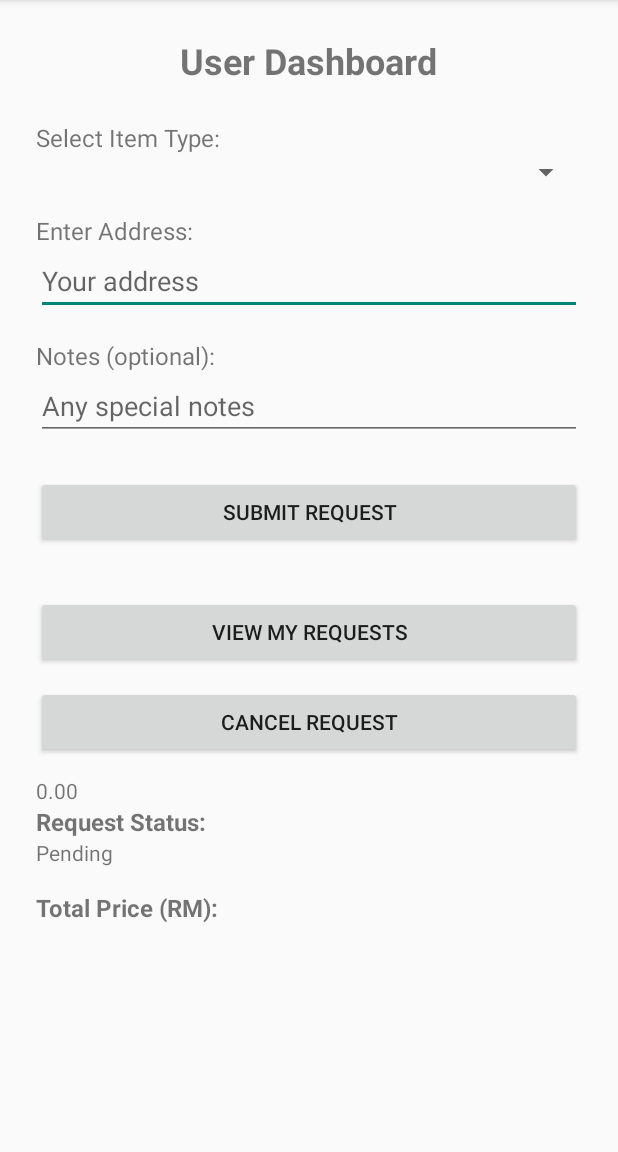
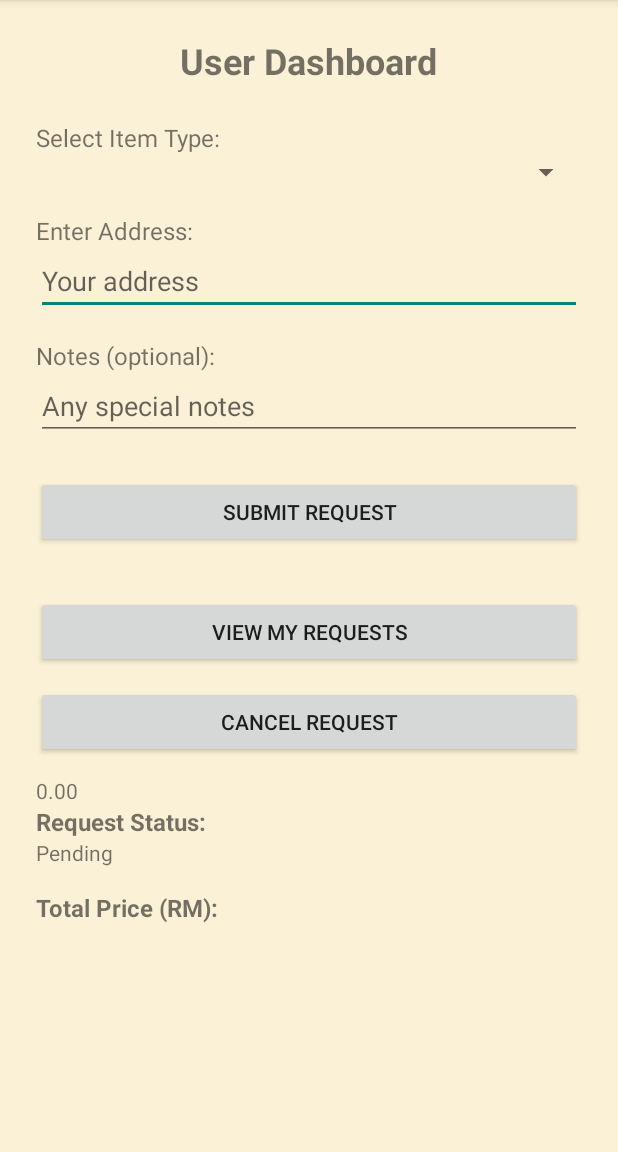
Before and after one commit to 1khwaN/ecoreq, an Android app: the UserDashboardActivity screen opened directly, with no data from a screen before it, on a phone screen of 412 x 824 dp, the part 84-1236 px from its top. Run offline under Robolectric (Android 15) with nearby library versions, the phone set to English and light mode, and no system bars.

Commit message:
change color background

```diff
--- a/app/src/main/res/layout/activity_login.xml
+++ b/app/src/main/res/layout/activity_login.xml
@@ -2,6 +2,7 @@
 <RelativeLayout xmlns:android="http://schemas.android.com/apk/res/android"
     xmlns:app="http://schemas.android.com/apk/res-auto"
     xmlns:tools="http://schemas.android.com/tools"
+    android:background="#FBF1D6"
     android:layout_width="match_parent"
     android:layout_height="match_parent"
     tools:context="com.example.recyclerequestapp.LoginActivity"
--- a/app/src/main/res/layout/activity_user_dashboard.xml
+++ b/app/src/main/res/layout/activity_user_dashboard.xml
@@ -3,6 +3,7 @@
     xmlns:android="http://schemas.android.com/apk/res/android"
     android:layout_width="match_parent"
     android:layout_height="match_parent"
+    android:background="#FBF1D6"
     android:padding="24dp"
     android:fitsSystemWindows="true">
 
```
